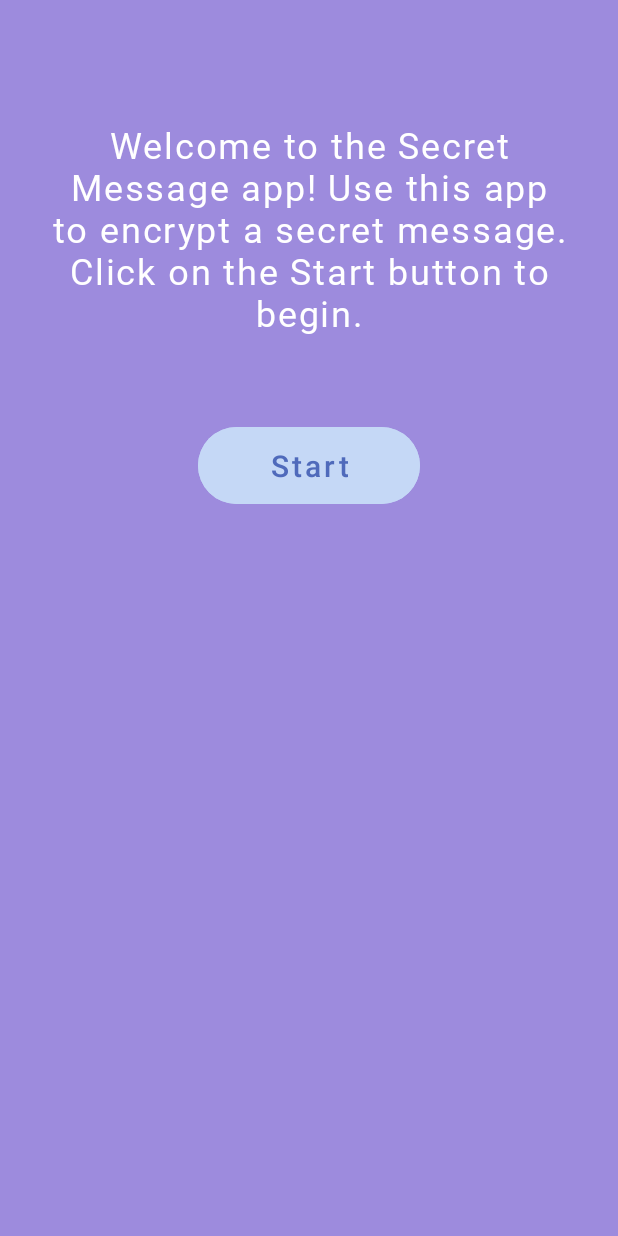
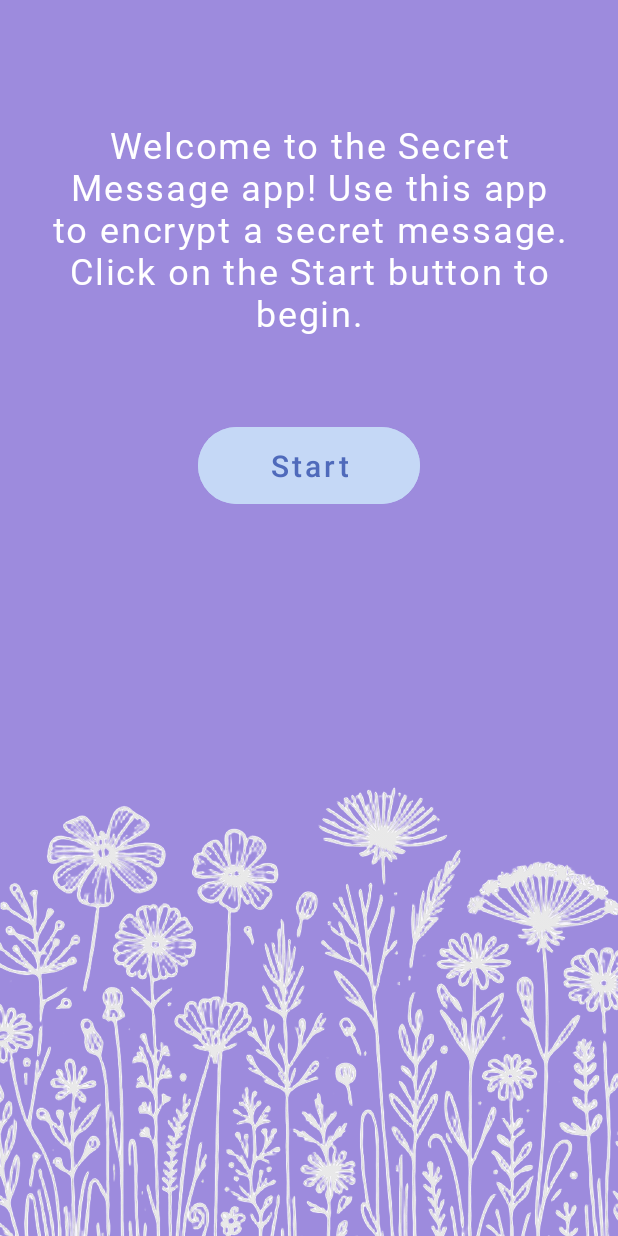
Before and after one commit to The-uncanny-valley/SecretMessage, an Android app: the screen it shows after launch (MainActivity), on a phone screen of 412 x 824 dp. Run offline under Robolectric (Android 15) with nearby library versions, the phone set to English and light mode, and no system bars.

Commit message:
feat(ui): Add a bottom-aligned flowers image overlay in activity_main.xml
- Wrapped FragmentContainerView in FrameLayout
- Added flowers.png to res/drawable
- Updated activity_main.xml to show image

```diff
--- a/app/src/main/res/layout/activity_main.xml
+++ b/app/src/main/res/layout/activity_main.xml
@@ -1,12 +1,27 @@
 <?xml version="1.0" encoding="utf-8"?>
-<androidx.fragment.app.FragmentContainerView xmlns:android="http://schemas.android.com/apk/res/android"
+<FrameLayout xmlns:android="http://schemas.android.com/apk/res/android"
     xmlns:app="http://schemas.android.com/apk/res-auto"
     xmlns:tools="http://schemas.android.com/tools"
+    android:layout_width="match_parent"
+    android:layout_height="match_parent">
+
+    <!-- Fragment container -->
+    <androidx.fragment.app.FragmentContainerView
         android:id="@+id/nav_host_fragment"
+        android:name="androidx.navigation.fragment.NavHostFragment"
         android:layout_width="match_parent"
         android:layout_height="match_parent"
         android:background="@color/background"
         app:defaultNavHost="true"
         app:navGraph="@navigation/nav_graph"
-    android:name="androidx.navigation.fragment.NavHostFragment"
         tools:context=".MainActivity" />
+
+    <!-- Flowers image -->
+    <ImageView
+        android:layout_width="match_parent"
+        android:layout_height="wrap_content"
+        android:layout_gravity="bottom"
+        android:src="@drawable/flowers"
+        android:scaleType="fitEnd"
+        android:contentDescription="@null" />
+</FrameLayout>
```
Also changed, not shown: app/src/main/res/drawable/flowers.png (added). Lines whose indentation alone changed are shown as unchanged.
